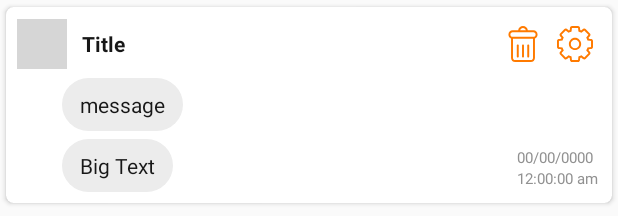
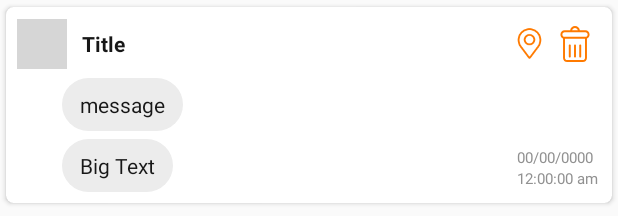
Before and after one commit to DeepMehta-2/Notification-Hub, an Android app: the layout savenotification_row.xml on its own in the app's theme, with its tools: preview values and no code run, on a phone screen of 412 x 824 dp. Shown: the top 216 px of the screen. Run offline under Robolectric (Android 15) with nearby library versions, the phone set to English and light mode, and no system bars; plain views replace CircularImageView; grey boxes are pictures that could not be loaded.

```diff
--- a/app/src/main/res/layout/savenotification_row.xml
+++ b/app/src/main/res/layout/savenotification_row.xml
@@ -41,6 +41,13 @@
                 android:textColor="@color/black_text"
                 android:textStyle="bold" />
 
+            <ImageView
+                android:id="@+id/mapLocation"
+                android:layout_width="26dp"
+                android:layout_height="26dp"
+                android:src="@drawable/ic_location"
+                app:tint="@color/colorAccent" />
+
             <RelativeLayout
                 android:layout_width="wrap_content"
                 android:layout_height="wrap_content">
@@ -60,14 +67,6 @@
                     android:visibility="gone" />
 
             </RelativeLayout>
-
-            <ImageView
-                android:id="@+id/mapLocation"
-                android:layout_width="24dp"
-                android:layout_height="24dp"
-                android:layout_margin="5dp"
-                android:src="@drawable/ic_settings"
-                app:tint="@color/colorAccent" />
 
         </LinearLayout>
 
```
Also changed, not shown: app/src/main/java/com/centennial/notification/hub/activity/MapsActivity.java (+21 -3 lines), app/src/main/java/com/centennial/notification/hub/activity/SaveNotificationActivity.java (+6 -3 lines), app/src/main/java/com/centennial/notification/hub/adapter/SaveNotificationAdapter.java (+10 -4 lines), app/src/main/java/com/centennial/notification/hub/other/NotificationListenerExampleService.java (+16 -21 lines), app/src/main/res/drawable-nodpi/ic_location.png (added).
